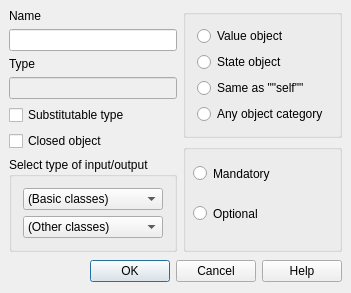
Above: lavape/src/LavaPE_UI/idd_iobox.ui from berkus/lavape before the change. Below: the same form after it.
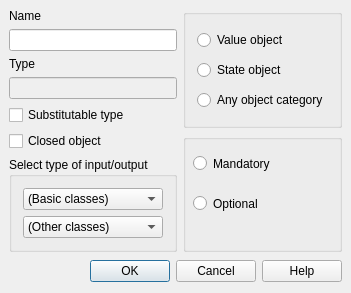
That is the form after the change.

Patch:
```diff
--- a/lavape/src/LavaPE_UI/idd_iobox.ui
+++ b/lavape/src/LavaPE_UI/idd_iobox.ui
@@ -8,14 +8,12 @@
    <rect>
     <x>0</x>
     <y>0</y>
-    <width>314</width>
+    <width>326</width>
     <height>291</height>
    </rect>
   </property>
   <property name="sizePolicy" >
-   <sizepolicy>
-    <hsizetype>1</hsizetype>
-    <vsizetype>1</vsizetype>
+   <sizepolicy vsizetype="Minimum" hsizetype="Minimum" >
     <horstretch>0</horstretch>
     <verstretch>0</verstretch>
    </sizepolicy>
@@ -213,16 +211,6 @@
             </property>
            </widget>
           </item>
-          <item>
-           <widget class="QRadioButton" name="SameAsSelf" >
-            <property name="focusPolicy" >
-             <enum>Qt::StrongFocus</enum>
-            </property>
-            <property name="text" >
-             <string>Same as ""self""</string>
-            </property>
-           </widget>
-          </item>
           <item>
            <widget class="QRadioButton" name="AnyCategory" >
             <property name="text" >
```
Left out of the diff: 73 changed lines with no effect on the pictures.
